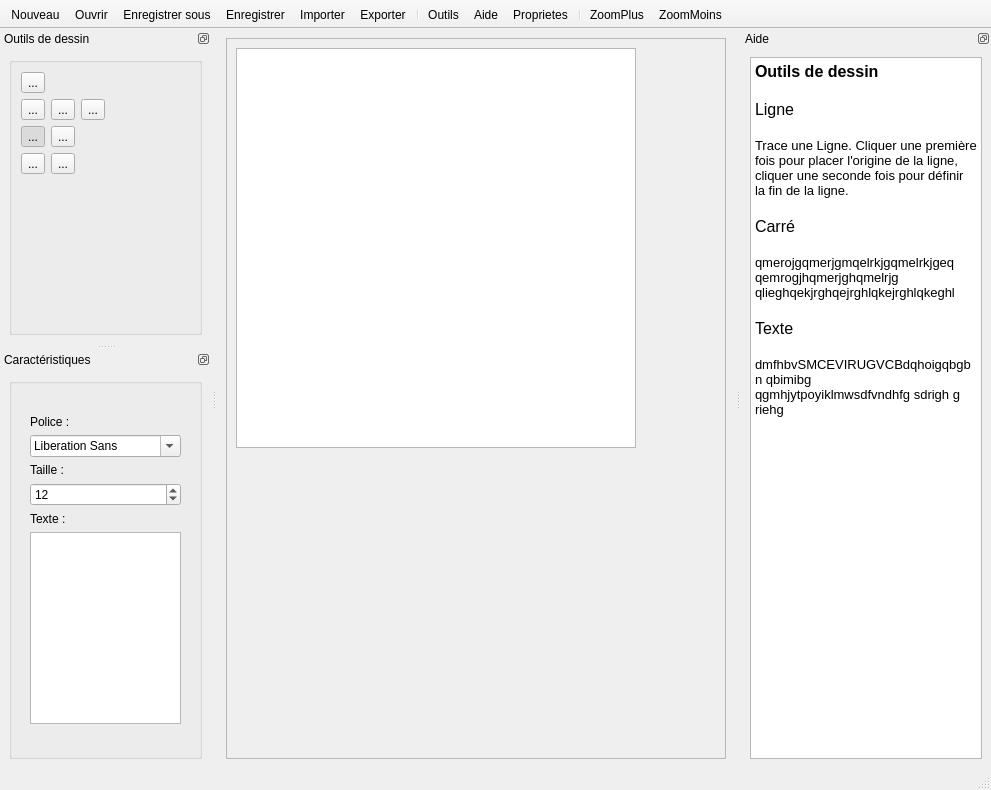
Above: mainwindow.ui from BARRY-JN/M1---vectorial-draw-application before the change. Below: the same form after it.
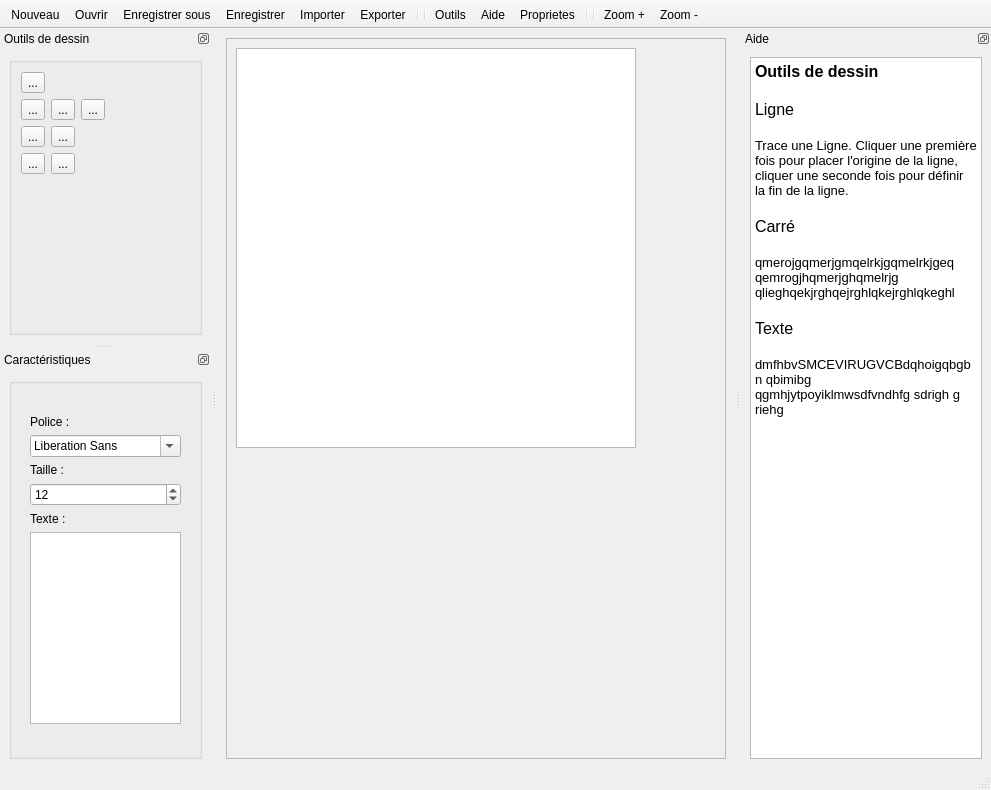
That is the form after the change. The open tabs and pages were chosen to show the change. Icons and pictures are not drawn. Custom widgets are drawn as their Qt base class.

Patch:
```diff
--- a/mainwindow.ui
+++ b/mainwindow.ui
@@ -6,7 +6,7 @@
    <rect>
     <x>0</x>
     <y>0</y>
-    <width>965</width>
+    <width>981</width>
     <height>790</height>
    </rect>
   </property>
@@ -90,12 +90,21 @@
    <property name="windowTitle">
     <string>toolBar</string>
    </property>
+   <property name="autoFillBackground">
+    <bool>true</bool>
+   </property>
+   <property name="styleSheet">
+    <string notr="true"/>
+   </property>
    <property name="movable">
     <bool>false</bool>
    </property>
    <property name="allowedAreas">
     <set>Qt::AllToolBarAreas</set>
    </property>
+   <property name="toolButtonStyle">
+    <enum>Qt::ToolButtonTextUnderIcon</enum>
+   </property>
    <property name="floatable">
     <bool>false</bool>
    </property>
@@ -112,10 +121,12 @@
    <addaction name="actionImporter"/>
    <addaction name="actionExporter"/>
    <addaction name="separator"/>
+   <addaction name="separator"/>
    <addaction name="actionOutils"/>
    <addaction name="actionAide"/>
    <addaction name="actionProprietes"/>
    <addaction name="separator"/>
+   <addaction name="separator"/>
    <addaction name="actionZoomPlus"/>
    <addaction name="actionZoomMoins"/>
   </widget>
@@ -358,7 +369,7 @@
                <bool>true</bool>
               </property>
               <property name="checked">
-               <bool>true</bool>
+               <bool>false</bool>
               </property>
               <property name="autoExclusive">
                <bool>true</bool>
@@ -1030,7 +1041,7 @@
      <normaloff>:/Icons/ressources/zoom_in.png</normaloff>:/Icons/ressources/zoom_in.png</iconset>
    </property>
    <property name="text">
-    <string>ZoomPlus</string>
+    <string>Zoom +</string>
    </property>
    <property name="toolTip">
     <string>&lt;html&gt;&lt;head/&gt;&lt;body&gt;&lt;p&gt;Effectuer un&lt;span style=&quot; font-weight:600;&quot;&gt; zoom avant&lt;/span&gt;&lt;/p&gt;&lt;/body&gt;&lt;/html&gt;</string>
@@ -1042,7 +1053,7 @@
      <normaloff>:/Icons/ressources/zoom_out.png</normaloff>:/Icons/ressources/zoom_out.png</iconset>
    </property>
    <property name="text">
-    <string>ZoomMoins</string>
+    <string>Zoom -</string>
    </property>
    <property name="toolTip">
     <string>&lt;html&gt;&lt;head/&gt;&lt;body&gt;&lt;p&gt;Effectuer un&lt;span style=&quot; font-weight:600;&quot;&gt; zoom arrière&lt;/span&gt;&lt;/p&gt;&lt;/body&gt;&lt;/html&gt;</string>
```
Left out of the diff: 17 changed lines with no effect on the pictures.
